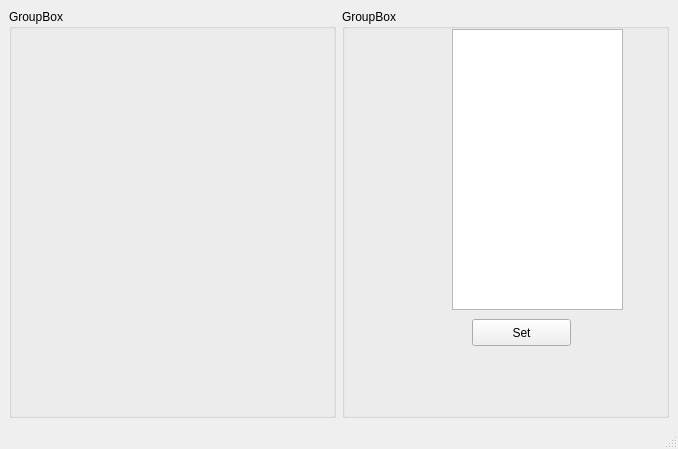
Before: the Qt Designer form plotwindow.ui in jcmayoral/VisionUtils, drawn with Qt 5.
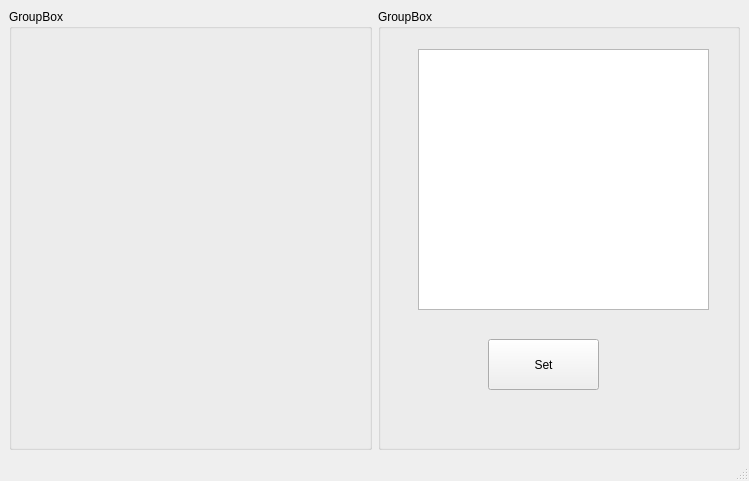
After: the same form once the commit is applied. Custom widgets are drawn as their Qt base class.

Diff of the .ui file:
```diff
--- a/plotwindow.ui
+++ b/plotwindow.ui
@@ -6,8 +6,8 @@
    <rect>
     <x>0</x>
     <y>0</y>
-    <width>678</width>
-    <height>449</height>
+    <width>749</width>
+    <height>481</height>
    </rect>
   </property>
   <property name="windowTitle">
@@ -16,46 +16,70 @@
   <widget class="QWidget" name="centralwidget">
    <layout class="QHBoxLayout" name="horizontalLayout">
     <item>
-     <widget class="QGroupBox" name="groupBox_2">
+     <widget class="QGroupBox" name="groupBox">
+      <property name="sizePolicy">
+       <sizepolicy hsizetype="Preferred" vsizetype="Preferred">
+        <horstretch>0</horstretch>
+        <verstretch>0</verstretch>
+       </sizepolicy>
+      </property>
       <property name="title">
        <string>GroupBox</string>
       </property>
       <widget class="QCustomPlot" name="customPlot" native="true">
        <property name="geometry">
         <rect>
-         <x>20</x>
-         <y>20</y>
-         <width>271</width>
+         <x>40</x>
+         <y>50</y>
+         <width>281</width>
          <height>331</height>
         </rect>
        </property>
+       <property name="sizePolicy">
+        <sizepolicy hsizetype="Preferred" vsizetype="Preferred">
+         <horstretch>0</horstretch>
+         <verstretch>0</verstretch>
+        </sizepolicy>
+       </property>
       </widget>
      </widget>
     </item>
     <item>
-     <widget class="QGroupBox" name="groupBox">
+     <widget class="QGroupBox" name="groupBox_2">
       <property name="title">
        <string>GroupBox</string>
       </property>
       <widget class="QListWidget" name="graph_list_">
        <property name="geometry">
         <rect>
-         <x>110</x>
-         <y>20</y>
-         <width>171</width>
-         <height>281</height>
+         <x>40</x>
+         <y>40</y>
+         <width>291</width>
+         <height>261</height>
         </rect>
        </property>
+       <property name="sizePolicy">
+        <sizepolicy hsizetype="Preferred" vsizetype="Preferred">
+         <horstretch>0</horstretch>
+         <verstretch>0</verstretch>
+        </sizepolicy>
+       </property>
       </widget>
       <widget class="QPushButton" name="select_graph">
        <property name="geometry">
         <rect>
-         <x>130</x>
-         <y>310</y>
-         <width>99</width>
-         <height>27</height>
+         <x>110</x>
+         <y>330</y>
+         <width>111</width>
+         <height>51</height>
         </rect>
        </property>
+       <property name="sizePolicy">
+        <sizepolicy hsizetype="Preferred" vsizetype="Preferred">
+         <horstretch>0</horstretch>
+         <verstretch>0</verstretch>
+        </sizepolicy>
+       </property>
        <property name="text">
         <string>Set</string>
        </property>
```
Left out of the diff: 2 changed lines with no effect on the pictures.
